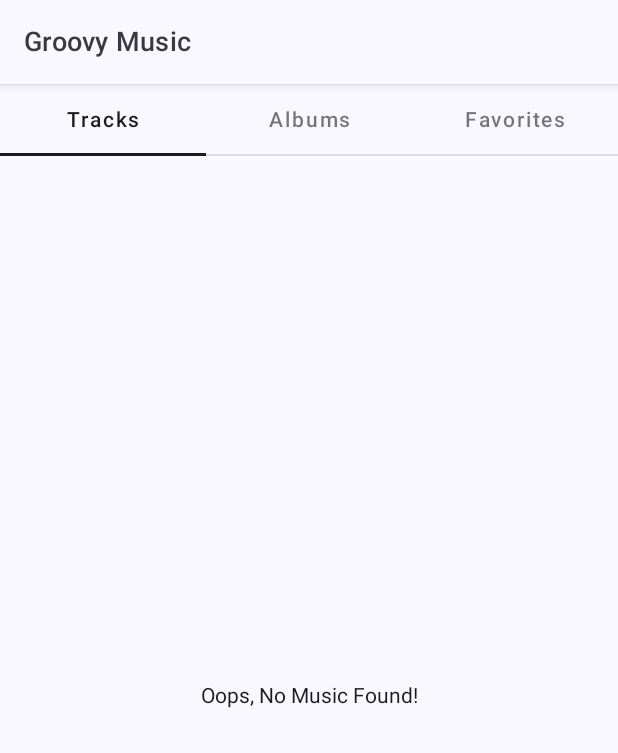
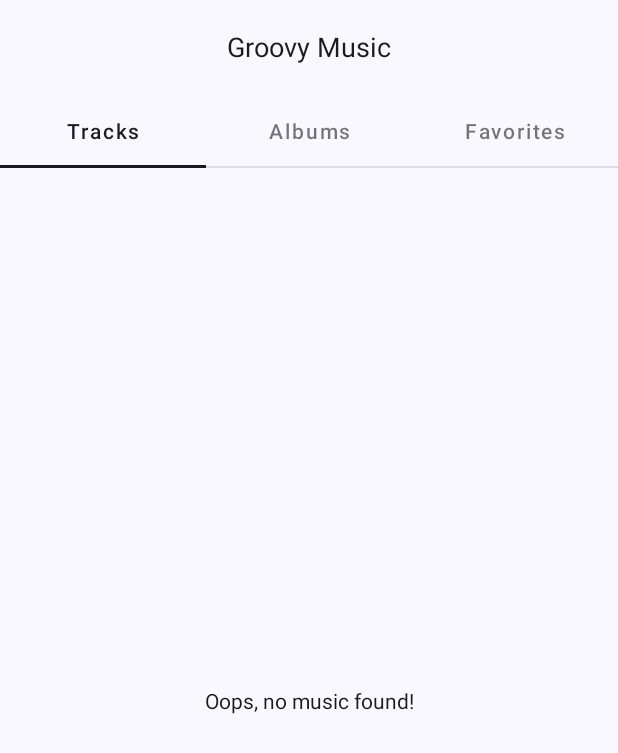
Before and after one commit to BitMavrick/Groovy, an Android app built with Jetpack Compose: the screen it shows after launch (MainActivity), on a phone screen of 412 x 824 dp. Shown: the top 753 px of the screen. Run offline under Robolectric (Android 15) with nearby library versions, the phone set to English and light mode, and no system bars; our stand-ins replace accompanist.

Commit message:
Make top app bar center

```diff
--- a/app/src/main/java/com/playmakers/groovy/ui/home/HomeScreen.kt
+++ b/app/src/main/java/com/playmakers/groovy/ui/home/HomeScreen.kt
@@ -14,7 +14,8 @@ import androidx.compose.material.Tab
 import androidx.compose.material.TabRow
 import androidx.compose.material.TabRowDefaults
 import androidx.compose.material.Text
-import androidx.compose.material.TopAppBar
+import androidx.compose.material3.CenterAlignedTopAppBar
+import androidx.compose.material3.ExperimentalMaterial3Api
 import androidx.compose.material3.MaterialTheme
 import androidx.compose.material3.Surface
 import androidx.compose.runtime.Composable
@@ -58,16 +59,16 @@ fun HomeScreen(){
     }
 }
 
+@OptIn(ExperimentalMaterial3Api::class)
 @Composable
 fun TopBar(){
-    TopAppBar(
-        title = {
-            Text(
-                text = "Groovy Music",
-                fontSize = 18.sp
-            )},
-        backgroundColor = MaterialTheme.colorScheme.background,
-        contentColor = MaterialTheme.colorScheme.onBackground
+
+    CenterAlignedTopAppBar(
+        title = { Text(
+            text = "Groovy Music",
+            fontSize = 18.sp,
+            color = MaterialTheme.colorScheme.onBackground
+        )},
     )
 }
 
@@ -135,7 +136,7 @@ fun TracksScreen(){
                 horizontalAlignment = Alignment.CenterHorizontally,
             ) {
                 Text(
-                    text = "Oops, No Music Found!",
+                    text = "Oops, no music found!",
                     fontWeight = FontWeight.Normal,
                     color = MaterialTheme.colorScheme.onBackground,
                     fontSize = 14.sp
```
